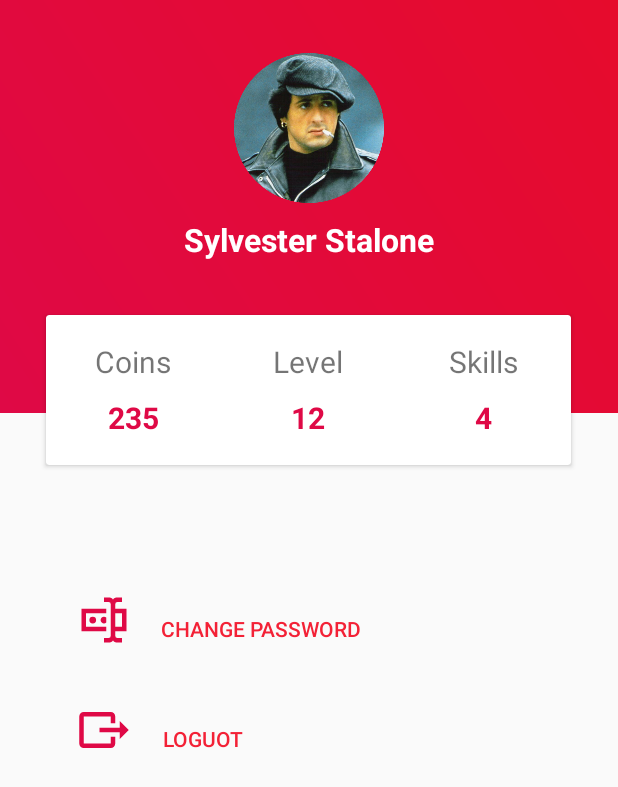
After one commit to AmirMPakdel/Main_menu, an Android app: the SelfProfile screen opened directly, with no data from a screen before it, on a phone screen of 412 x 824 dp. The commit adds this screen. Shown: the top 787 px of the screen. Run offline under Robolectric (Android 15) with nearby library versions, the phone set to English and light mode, and no system bars.

Commit message:
menu dorost shod

```diff
--- a/app/build.gradle
+++ b/app/build.gradle
@@ -24,13 +24,12 @@ dependencies {
     androidTestCompile('com.android.support.test.espresso:espresso-core:2.2.2', {
         exclude group: 'com.android.support', module: 'support-annotations'
     })
-    //foldingCell :|
-    //recyclerview :|
     compile 'com.android.support:appcompat-v7:25.3.1'
     compile 'com.android.support.constraint:constraint-layout:1.0.0-alpha7'
     compile 'com.android.support:support-v4:25.3.1'
     compile 'com.android.support:design:25.3.1'
     compile 'com.ramotion.foldingcell:folding-cell:1.2.1'
     compile 'com.android.support:recyclerview-v7:25.3.1'
+    compile 'com.android.support:cardview-v7:25.3.1'
     testCompile 'junit:junit:4.12'
 }
--- a/app/src/main/java/Fragments/Main_menu.java
+++ b/app/src/main/java/Fragments/Main_menu.java
@@ -18,6 +18,7 @@ import android.widget.ImageView;
 
 import com.coins.black.main_menu.MainActivity;
 import com.coins.black.main_menu.R;
+import com.coins.black.main_menu.SelfProfile;
 import com.coins.black.main_menu.Skills;
 
 
@@ -56,13 +57,17 @@ public class Main_menu extends Fragment {
         button4 = (Button) view.findViewById(R.id.shop_btn);
         button5 = (Button) view.findViewById(R.id.setting_btn);
 
-        // button1.setOnClickListener(playGameListener);
-        // button2.setOnClickListener(profileListener);
-        // button3.setOnClickListener(skillsListener);
-        // button4.setOnClickListener(shopListener);
-        // button5.setOnClickListener(settingListener);
+        button2.setOnClickListener(new View.OnClickListener() {
+            @Override
+            public void onClick(View v) {
+                Intent intent = new Intent(getActivity(), SelfProfile.class);
+                startActivity(intent);
+            }
+        });
 
-         button3.setOnClickListener(new View.OnClickListener() {
+
+
+        button3.setOnClickListener(new View.OnClickListener() {
              @Override
              public void onClick(View v) {
                  Intent intent = new Intent(getActivity(),Skills.class);
--- /dev/null
+++ b/app/src/main/java/com/coins/black/main_menu/SelfProfile.java
@@ -0,0 +1,14 @@
+package com.coins.black.main_menu;
+
+import android.support.v7.app.AppCompatActivity;
+import android.os.Bundle;
+
+
+public class SelfProfile extends AppCompatActivity {
+
+    @Override
+    protected void onCreate(Bundle savedInstanceState) {
+        super.onCreate(savedInstanceState);
+        setContentView(R.layout.activity_self_profile);
+    }
+}
--- a/app/src/main/java/com/coins/black/main_menu/Skills.java
+++ b/app/src/main/java/com/coins/black/main_menu/Skills.java
@@ -10,10 +10,13 @@ import android.support.v7.widget.Toolbar;
 import android.view.LayoutInflater;
 import android.view.View;
 import android.view.ViewGroup;
+import android.view.WindowManager;
 import android.widget.TextView;
 
 import Fragments.AddictedFragment;
 import Fragments.PoliceFragment;
+
+import static com.coins.black.main_menu.MainActivity.log;
 
 public class Skills extends AppCompatActivity {
 
@@ -25,8 +28,10 @@ public class Skills extends AppCompatActivity {
         super.onCreate(savedInstanceState);
         setContentView(R.layout.activity_skills);
 
-        Toolbar toolbar = (Toolbar) findViewById(R.id.toolbar);
-        setSupportActionBar(toolbar);
+        // Making Activity Fullscreen
+        getWindow().setFlags(WindowManager.LayoutParams.FLAG_FULLSCREEN, WindowManager.LayoutParams.FLAG_FULLSCREEN);
+        log("full screened");
+
         // Create the adapter that will return a fragment for each of the three
         // primary sections of the activity.
         mSectionsPagerAdapter = new SectionsPagerAdapter(getSupportFragmentManager());
--- /dev/null
+++ b/app/src/main/res/drawable/logout_vector.xml
@@ -0,0 +1,8 @@
+<?xml version="1.0" encoding="utf-8"?>
+<vector xmlns:android="http://schemas.android.com/apk/res/android"
+    android:height="24dp"
+    android:width="24dp"
+    android:viewportWidth="24"
+    android:viewportHeight="24">
+    <path android:fillColor="@color/startRed" android:pathData="M23,12L19,8V11H10V13H19V16M1,18V6C1,4.89 1.9,4 3,4H15A2,2 0 0,1 17,6V9H15V6H3V18H15V15H17V18A2,2 0 0,1 15,20H3A2,2 0 0,1 1,18Z" />
+</vector>
--- /dev/null
+++ b/app/src/main/res/drawable/password_vector.xml
@@ -0,0 +1,8 @@
+<?xml version="1.0" encoding="utf-8"?>
+<vector xmlns:android="http://schemas.android.com/apk/res/android"
+    android:height="24dp"
+    android:width="24dp"
+    android:viewportWidth="24"
+    android:viewportHeight="24">
+    <path android:fillColor="@color/startRed" android:pathData="M17,7H22V17H17V19A1,1 0 0,0 18,20H20V22H17.5C16.95,22 16,21.55 16,21C16,21.55 15.05,22 14.5,22H12V20H14A1,1 0 0,0 15,19V5A1,1 0 0,0 14,4H12V2H14.5C15.05,2 16,2.45 16,3C16,2.45 16.95,2 17.5,2H20V4H18A1,1 0 0,0 17,5V7M2,7H13V9H4V15H13V17H2V7M20,15V9H17V15H20M8.5,12A1.5,1.5 0 0,0 7,10.5A1.5,1.5 0 0,0 5.5,12A1.5,1.5 0 0,0 7,13.5A1.5,1.5 0 0,0 8.5,12M13,10.89C12.39,10.33 11.44,10.38 10.88,11C10.32,11.6 10.37,12.55 11,13.11C11.55,13.63 12.43,13.63 13,13.11V10.89Z" />
+</vector>
--- /dev/null
+++ b/app/src/main/res/drawable/profile_background.xml
@@ -0,0 +1,8 @@
+<?xml version="1.0" encoding="utf-8"?>
+<shape xmlns:android="http://schemas.android.com/apk/res/android">
+    <gradient android:angle="45"
+        android:startColor="@color/startRed"
+        android:endColor="@color/endRed"
+        />
+
+</shape>
--- /dev/null
+++ b/app/src/main/res/layout/activity_self_profile.xml
@@ -0,0 +1,158 @@
+<?xml version="1.0" encoding="utf-8"?>
+<LinearLayout xmlns:android="http://schemas.android.com/apk/res/android"
+    xmlns:app="http://schemas.android.com/apk/res-auto"
+    xmlns:tools="http://schemas.android.com/tools"
+    android:layout_width="match_parent"
+    android:layout_height="match_parent"
+    tools:context="com.coins.black.main_menu.SelfProfile"
+    android:background="@color/grayLight"
+    android:orientation="vertical">
+    <RelativeLayout
+        android:layout_width="match_parent"
+        android:layout_height="350dp">
+        <LinearLayout
+            android:background="@drawable/profile_background"
+            android:layout_width="match_parent"
+            android:layout_height="275dp"
+            android:orientation="vertical">
+            <ImageView
+                android:layout_width="100dp"
+                android:layout_height="100dp"
+                android:src="@drawable/profile_picture"
+                android:layout_gravity="center_horizontal"
+                android:layout_marginTop="35dp"
+                />
+            <TextView
+                android:layout_width="wrap_content"
+                android:layout_height="wrap_content"
+                android:text="Sylvester Stalone"
+                android:textColor="#fff"
+                android:textStyle="bold"
+                android:textSize="21sp"
+                android:layout_gravity="center_horizontal"
+                android:layout_marginTop="10dp"/>
+
+        </LinearLayout>
+        <android.support.v7.widget.CardView
+            android:layout_width="350dp"
+            android:layout_height="100dp"
+            android:layout_centerHorizontal="true"
+            android:layout_marginTop="210dp">
+            <LinearLayout
+                android:layout_width="match_parent"
+                android:layout_height="match_parent"
+                android:orientation="horizontal"
+                android:weightSum="3">
+                <LinearLayout
+                    android:layout_width="0dp"
+                    android:layout_weight="1"
+                    android:layout_height="match_parent"
+                    android:orientation="vertical"
+                    android:gravity="center">
+                    <TextView
+                        android:layout_width="wrap_content"
+                        android:layout_height="wrap_content"
+                        android:text="Coins"
+                        android:textSize="20sp"
+                        />
+                    <TextView
+                        android:layout_width="wrap_content"
+                        android:layout_height="wrap_content"
+                        android:text="235"
+                        android:textStyle="bold"
+                        android:textSize="20sp"
+                        android:paddingTop="10dp"
+                        android:textColor="@color/startRed"/>
+                </LinearLayout>
+                <LinearLayout
+                    android:layout_width="0dp"
+                    android:layout_weight="1"
+                    android:layout_height="match_parent"
+                    android:orientation="vertical"
+                    android:gravity="center">
+                    <TextView
+                        android:layout_width="wrap_content"
+                        android:layout_height="wrap_content"
+                        android:text="Level"
+                        android:textSize="20sp"
+                        />
+                    <TextView
+                        android:layout_width="wrap_content"
+                        android:layout_height="wrap_content"
+                        android:text="12"
+                        android:textStyle="bold"
+                        android:textSize="20sp"
+                        android:paddingTop="10dp"
+                        android:textColor="@color/startRed"/>
+                </LinearLayout>
+                <LinearLayout
+                    android:layout_width="0dp"
+                    android:layout_weight="1"
+                    android:layout_height="match_parent"
+                    android:orientation="vertical"
+                    android:gravity="center">
+                    <TextView
+                        android:layout_width="wrap_content"
+                        android:layout_height="wrap_content"
+                        android:text="Skills"
+                        android:textSize="20sp"
+                        />
+                    <TextView
+                        android:layout_width="wrap_content"
+                        android:layout_height="wrap_content"
+                        android:text="4"
+                        android:textStyle="bold"
+                        android:textSize="20sp"
+                        android:paddingTop="10dp"
+                        android:textColor="@color/startRed"/>
+                </LinearLayout>
+            </LinearLayout>
+        </android.support.v7.widget.CardView>
+    </RelativeLayout>
+
+    <LinearLayout
+        android:layout_width="360dp"
+        android:layout_height="wrap_content"
+        android:orientation="vertical"
+        android:layout_gravity="center"
+        android:layout_marginTop="45dp">
+        <LinearLayout
+            android:layout_width="match_parent"
+            android:layout_height="wrap_content"
+            android:orientation="horizontal"
+            android:paddingLeft="25dp">
+            <ImageView
+                android:layout_width="36dp"
+                android:layout_height="36dp"
+                android:src="@drawable/password_vector"/>
+            <android.support.v7.widget.AppCompatButton
+                android:layout_width="wrap_content"
+                android:layout_height="wrap_content"
+                android:text="Change Password"
+                style="@style/FlatButton"
+                android:paddingLeft="20dp"
+                android:layout_gravity="center_vertical"
+                />
+        </LinearLayout>
+        <LinearLayout
+            android:layout_width="match_parent"
+            android:layout_height="wrap_content"
+            android:orientation="horizontal"
+            android:paddingLeft="25dp"
+            android:layout_marginTop="25dp">
+            <ImageView
+                android:layout_width="36dp"
+                android:layout_height="36dp"
+                android:src="@drawable/logout_vector"/>
+            <android.support.v7.widget.AppCompatButton
+                android:layout_width="wrap_content"
+                android:layout_height="wrap_content"
+                android:text="Loguot"
+                style="@style/FlatButton"
+                android:paddingLeft="20dp"
+                android:layout_gravity="center_vertical"
+                />
+        </LinearLayout>
+    </LinearLayout>
+
+</LinearLayout>
--- a/app/src/main/res/layout/activity_skills.xml
+++ b/app/src/main/res/layout/activity_skills.xml
@@ -10,24 +10,7 @@
     android:fitsSystemWindows="true"
     tools:context="com.coins.black.main_menu.Skills">
 
-    <android.support.design.widget.AppBarLayout
-        android:id="@+id/appbar"
-        android:layout_width="match_parent"
-        android:layout_height="wrap_content"
-        android:paddingTop="@dimen/appbar_padding_top"
-        android:theme="@style/AppTheme.AppBarOverlay">
 
-        <android.support.v7.widget.Toolbar
-            android:id="@+id/toolbar"
-            android:layout_width="match_parent"
-            android:layout_height="?attr/actionBarSize"
-            android:background="?attr/colorPrimary"
-            app:layout_scrollFlags="scroll|enterAlways"
-            app:popupTheme="@style/AppTheme.PopupOverlay">
-
-        </android.support.v7.widget.Toolbar>
-
-    </android.support.design.widget.AppBarLayout>
 
     <android.support.v4.view.ViewPager
         android:id="@+id/container"
--- a/app/src/main/res/layout/fragment_main_menu.xml
+++ b/app/src/main/res/layout/fragment_main_menu.xml
@@ -77,7 +77,7 @@
         android:layout_above="@+id/profile_btn"
 
         android:background="@drawable/button_gradient"
-        android:text="@string/play"
+        android:text="Start"
         android:textColor="@color/colorButtonText" />
 
     <Button
@@ -88,10 +88,10 @@
         android:layout_margin="15dp"
         android:paddingRight="50dp"
         android:paddingLeft="50dp"
-        android:layout_above="@+id/friends_btn"
+        android:layout_above="@+id/skills_btn"
 
         android:background="@drawable/button_gradient"
-        android:text="@string/profile"
+        android:text="Profile"
         android:textColor="@color/colorButtonText" />
 
     <Button
@@ -118,10 +118,10 @@
         android:paddingEnd="58dp"
         android:paddingStart="58dp"
 
-        android:layout_below="@id/friends_btn"
+        android:layout_below="@id/skills_btn"
 
         android:background="@drawable/button_gradient"
-        android:text="@string/shop"
+        android:text="Shop"
         android:textColor="@color/colorButtonText" />
 
     <Button
@@ -136,7 +136,7 @@
         android:layout_below="@id/shop_btn"
 
         android:background="@drawable/button_gradient"
-        android:text="@string/settings"
+        android:text="setting"
         android:textColor="@color/colorButtonText" />
 
 
--- a/app/src/main/res/layout/skills_folding_cell.xml
+++ b/app/src/main/res/layout/skills_folding_cell.xml
@@ -12,7 +12,7 @@
         android:layout_height="wrap_content"
         android:clipChildren="true"
         android:clipToPadding="true"
-        folding-cell:animationDuration="4000"
+        folding-cell:animationDuration="1000"
         folding-cell:backSideColor="@color/Folding_cell_background"
         folding-cell:additionalFlipsCount="1"
         folding-cell:cameraHeight="80"
--- a/app/src/main/res/values/colors.xml
+++ b/app/src/main/res/values/colors.xml
@@ -4,7 +4,7 @@
     <color name="colorPrimaryDark">#303F9F</color>
     <color name="colorAccent">#FFFFFF</color>
 
-    <!-- start colors -->
+
     <color name="colorButtonText">#FFFFFF</color>
     <color name="MAFIA_white">#FFFFFF</color>
     <color name="MAFIA_red">#b90000</color>
@@ -12,4 +12,12 @@
     <color name="Folding_cell_content">#414141</color>
     <color name="black">#000000</color>
 
+    <!--profile colors-->
+
+    <color name="grayLight">#fafafa</color>
+    <color name="startRed">#df0946</color>
+    <color name="endRed">#e60b2c</color>
+    <color name="colorFlatButton">#f32136</color>
+
+
 </resources>
--- a/app/src/main/res/values/styles.xml
+++ b/app/src/main/res/values/styles.xml
@@ -17,4 +17,11 @@
 
     <style name="AppTheme.PopupOverlay" parent="ThemeOverlay.AppCompat.Light" />
 
+    <style name="FlatButton" parent="Widget.AppCompat.Button.Borderless">
+        <item name="android:textColor">@color/colorFlatButton</item>
+
+
+
+    </style>
+
 </resources>
```
Also changed, not shown: app/src/main/AndroidManifest.xml (+4 -3 lines), app/src/main/res/drawable/profile_picture.png (added).
